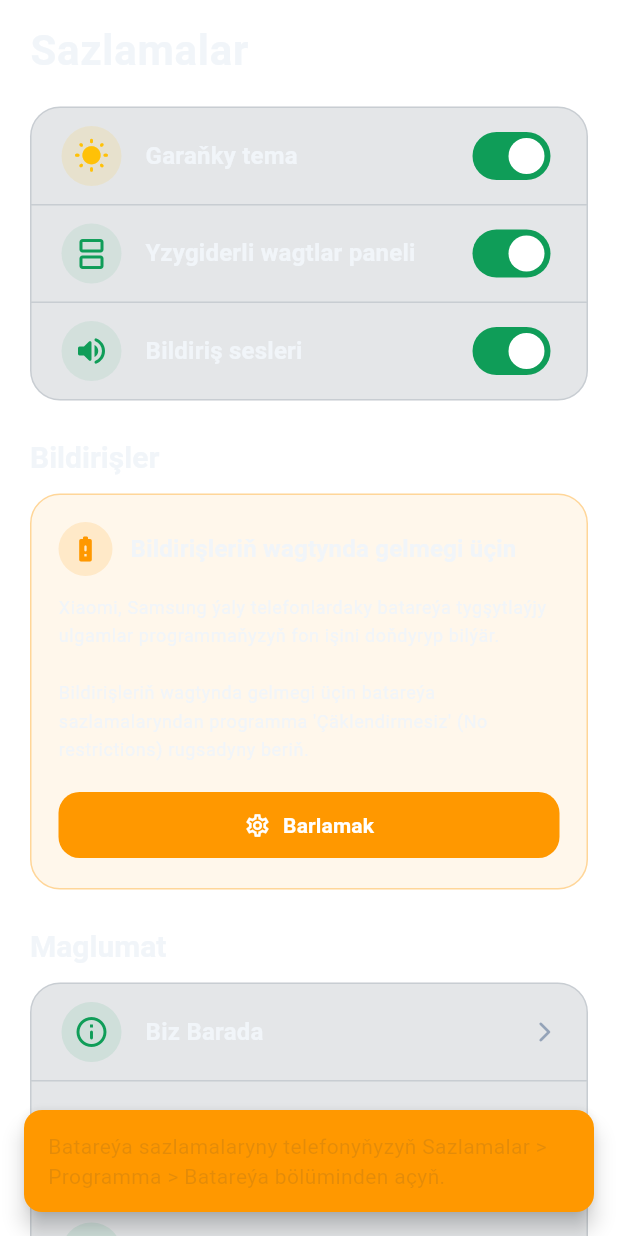
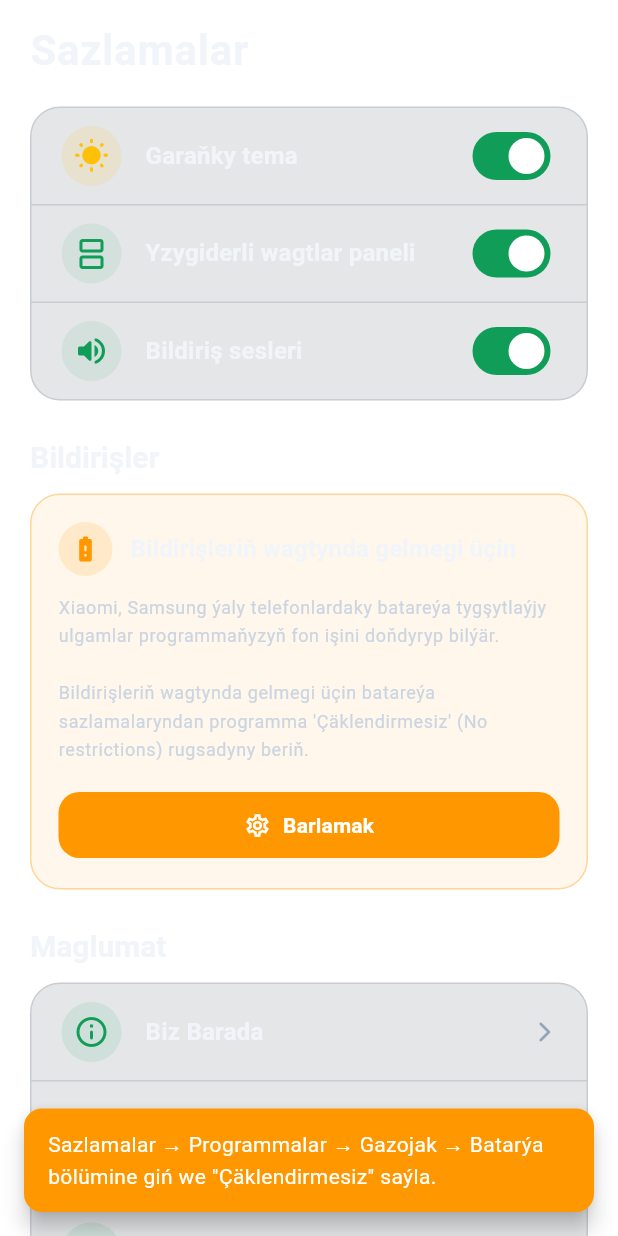
Before and after one commit to Abdyrahmanp/gazojak_namaz_wagty, a Flutter app: the SettingsScreen screen opened directly with empty values, after a tap on "Barlamak", on a phone screen of 412 x 824 dp. Run offline on Flutter 3.47's test engine with Material 3 defaults, Android fonts, the phone set to English and light mode, and no system bars; our stand-ins replace flutter_compass, flutter_local_notifications, share_plus, shared_preferences, timezone; accounts and stored records are empty; network calls fail.

Commit message:
versiya7

```diff
--- a/lib/screens/settings_screen.dart
+++ b/lib/screens/settings_screen.dart
@@ -311,7 +311,10 @@ class _SettingsScreenState extends State<SettingsScreen> {
                       const SizedBox(height: 12),
                       Text(
                         TkTranslations.batteryOptMessage,
-                        style: tt.bodySmall?.copyWith(color: tc, height: 1.55),
+                        style: tt.bodySmall?.copyWith(
+                          color: isDark ? const Color(0xFFCBD5E1) : const Color(0xFF475569),
+                          height: 1.55,
+                        ),
                       ),
                       const SizedBox(height: 16),
                       SizedBox(
@@ -583,23 +586,14 @@ class _SettingsScreenState extends State<SettingsScreen> {
   Future<void> _openBatterySettings() async {
     HapticFeedback.selectionClick();
     const packageName = 'com.example.gazojak_namaz_wagty';
-
-    // Önce uygulamaya özel batarya optimizasyon ekranı
-    final specificUri = Uri(
-      scheme: 'package',
-      path: packageName,
-    );
-    // Genel batarya optimizasyon sazlamalary
-    final generalUri = Uri.parse('android.settings.IGNORE_BATTERY_OPTIMIZATION_SETTINGS');
-
     bool opened = false;
 
-    // Uygulamaya özel REQUEST_IGNORE_BATTERY_OPTIMIZATIONS
+    // 1. Önce: REQUEST_IGNORE_BATTERY_OPTIMIZATIONS — doğrudan bu uygulamayı muaf et
     try {
       final reqUri = Uri(
         scheme: 'android.settings',
         host: 'REQUEST_IGNORE_BATTERY_OPTIMIZATIONS',
-        queryParameters: {'package': packageName},
+        path: '/$packageName',
       );
       if (await canLaunchUrl(reqUri)) {
         await launchUrl(reqUri, mode: LaunchMode.externalApplication);
@@ -607,27 +601,44 @@ class _SettingsScreenState extends State<SettingsScreen> {
       }
     } catch (_) {}
 
-    // Fallback: genel batarya sazlamalary
+    // 2. Fallback: Genel batarya optimizasyon ekranı
     if (!opened) {
-      for (final uri in [generalUri, specificUri]) {
-        try {
-          if (await canLaunchUrl(uri)) {
-            await launchUrl(uri, mode: LaunchMode.externalApplication);
-            opened = true;
-            break;
-          }
-        } catch (_) {}
-      }
+      try {
+        final generalUri = Uri(
+          scheme: 'android.settings',
+          host: 'IGNORE_BATTERY_OPTIMIZATION_SETTINGS',
+        );
+        if (await canLaunchUrl(generalUri)) {
+          await launchUrl(generalUri, mode: LaunchMode.externalApplication);
+          opened = true;
+        }
+      } catch (_) {}
+    }
+
+    // 3. Son çare: Uygulamanın uygulama bilgisi ekranı
+    if (!opened) {
+      try {
+        final appInfoUri = Uri(
+          scheme: 'android.settings',
+          host: 'APPLICATION_DETAILS_SETTINGS',
+          path: '/$packageName',
+        );
+        if (await canLaunchUrl(appInfoUri)) {
+          await launchUrl(appInfoUri, mode: LaunchMode.externalApplication);
+          opened = true;
+        }
+      } catch (_) {}
     }
 
     if (!opened && mounted) {
       ScaffoldMessenger.of(context).showSnackBar(
         SnackBar(
           content: const Text(
-            'Batareýa sazlamalaryny telefonyňyzyň Sazlamalar > Programma > Batareýa bölüminden açyň.',
+            'Sazlamalar → Programmalar → Gazojak → Batarýa bölümine giń we "Çäklendirmesiz" saýla.',
+            style: TextStyle(color: Colors.white),
           ),
           backgroundColor: Colors.orange,
-          duration: const Duration(seconds: 5),
+          duration: const Duration(seconds: 6),
           behavior: SnackBarBehavior.floating,
           shape: RoundedRectangleBorder(borderRadius: BorderRadius.circular(12)),
           margin: const EdgeInsets.all(16),
@@ -635,8 +646,6 @@ class _SettingsScreenState extends State<SettingsScreen> {
       );
     }
   }
-
-
 
   Widget _card(Color border, Color bg, {required Widget child}) => Container(
         decoration: BoxDecoration(color: bg, borderRadius: BorderRadius.circular(20), border: Border.all(color: border)),
```
Also changed, not shown: lib/services/notification_service.dart (+18 -26 lines), 2 other files.
